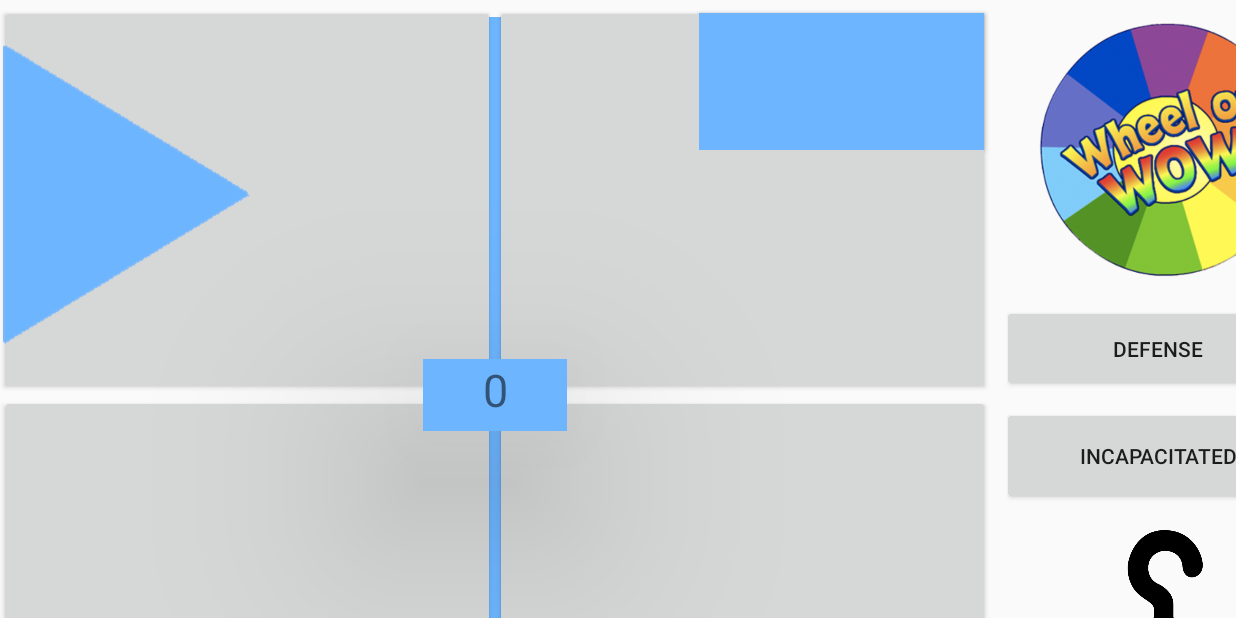
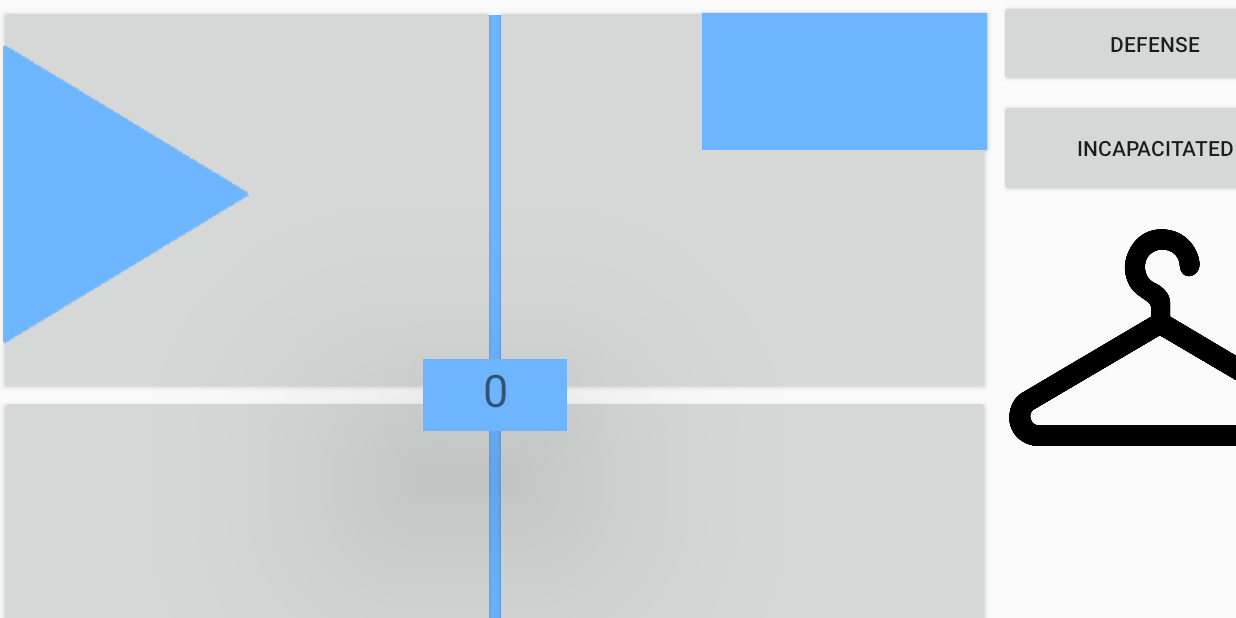
Before and after one commit to Team-2502/Scout2020, an Android app: the screen it shows after launch (MatchActivity), after a tap on "START MATCH", on a phone screen of 824 x 412 dp (held sideways). Run offline under Robolectric (Android 15) with nearby library versions, the phone set to English and light mode, and no system bars; libraries missing offline, so code that uses them is left out: com.obsez.android; 5 statements that could not run were skipped.

Commit message:
Correct left side layout buttons

```diff
--- a/app/src/main/AndroidManifest.xml
+++ b/app/src/main/AndroidManifest.xml
@@ -17,6 +17,7 @@
         android:supportsRtl="true"
         android:theme="@style/AppTheme"
         tools:ignore="GoogleAppIndexingWarning">
+        <activity android:name=".Activities.WheelActivity"></activity>
         <activity
             android:name=".Activities.DefenseActivity"
             android:excludeFromRecents="true"
@@ -60,7 +61,7 @@
             android:theme="@style/Theme.AppCompat.Light.NoActionBar" />
         <activity
             android:name=".Activities.OverrideActivity"
-            android:theme="@style/Theme.AppCompat.Light.NoActionBar"/>
+            android:theme="@style/Theme.AppCompat.Light.NoActionBar" />
     </application>
 
 </manifest>
--- a/app/src/main/res/layout/activity_match_field_left.xml
+++ b/app/src/main/res/layout/activity_match_field_left.xml
@@ -21,15 +21,16 @@
         android:translationZ="90dp"
         android:visibility="visible"
         app:layout_constraintBottom_toBottomOf="@+id/leftBottomRight"
-        app:layout_constraintEnd_toEndOf="@+id/leftTopRight"
-        app:layout_constraintStart_toStartOf="@+id/leftTopLeft"
-        app:layout_constraintTop_toTopOf="@+id/leftTopRight" />
+        app:layout_constraintEnd_toEndOf="@+id/leftBottomRight"
+        app:layout_constraintStart_toStartOf="@+id/leftBottomLeft"
+        app:layout_constraintTop_toTopOf="@+id/leftTopLeft" />
 
     <Button
         android:id="@+id/leftBottomRight"
         android:layout_width="330dp"
         android:layout_height="260dp"
-        app:layout_constraintEnd_toEndOf="@+id/leftTopRight"
+        android:contentDescription="leftBottomRight"
+        android:onClick="shoot"
         app:layout_constraintStart_toStartOf="@+id/leftTopRight"
         app:layout_constraintTop_toBottomOf="@+id/leftTopRight" />
 
@@ -37,17 +38,18 @@
         android:id="@+id/leftBottomLeft"
         android:layout_width="330dp"
         android:layout_height="260dp"
-        android:layout_marginStart="8dp"
-        android:layout_marginEnd="8dp"
-        app:layout_constraintEnd_toStartOf="@+id/leftTopRight"
-        app:layout_constraintStart_toStartOf="@+id/leftTopLeft"
-        app:layout_constraintTop_toBottomOf="@+id/leftTopRight" />
+        android:contentDescription="leftBottomLeft"
+        android:onClick="shoot"
+        app:layout_constraintEnd_toStartOf="@+id/leftBottomRight"
+        app:layout_constraintTop_toBottomOf="@+id/leftTopLeft" />
 
     <Button
         android:id="@+id/leftTopLeft"
         android:layout_width="330dp"
         android:layout_height="260dp"
         android:layout_marginTop="3dp"
+        android:contentDescription="leftTopLeft"
+        android:onClick="shoot"
         app:layout_constraintStart_toStartOf="parent"
         app:layout_constraintTop_toTopOf="parent" />
 
@@ -55,40 +57,39 @@
         android:id="@+id/leftTopRight"
         android:layout_width="330dp"
         android:layout_height="260dp"
+        android:contentDescription="leftTopRight"
+        android:onClick="shoot"
         app:layout_constraintBottom_toBottomOf="@+id/leftTopLeft"
-        app:layout_constraintStart_toEndOf="@+id/leftTopLeft"
-        app:layout_constraintTop_toTopOf="@+id/leftTopLeft" />
+        app:layout_constraintStart_toEndOf="@+id/leftTopLeft" />
 
     <Button
         android:id="@+id/trenchButton"
         android:layout_width="190dp"
         android:layout_height="91dp"
         android:layout_marginTop="5dp"
-        android:layout_marginEnd="4dp"
+        android:layout_marginEnd="2dp"
         android:background="@color/pastelRed"
+        android:onClick="shoot"
         android:translationZ="90dp"
-        app:layout_constraintEnd_toEndOf="@+id/leftTopRight"
-        app:layout_constraintTop_toTopOf="@+id/leftTopRight" />
+        app:layout_constraintEnd_toEndOf="@+id/leftBottomRight"
+        app:layout_constraintTop_toTopOf="@+id/leftTopLeft" />
 
     <Button
         android:id="@+id/defenseButton"
         android:layout_width="208dp"
         android:layout_height="58dp"
-        android:layout_marginStart="8dp"
-        android:layout_marginTop="200dp"
         android:text="DEFENSE"
-        app:layout_constraintStart_toEndOf="@+id/leftTopRight"
-        app:layout_constraintTop_toTopOf="@+id/leftTopRight" />
+        app:layout_constraintStart_toStartOf="@+id/wheelButton"
+        app:layout_constraintTop_toBottomOf="@+id/wheelButton" />
 
     <Button
         android:id="@+id/incapButton"
         android:layout_width="208dp"
         android:layout_height="65dp"
-        android:layout_marginStart="8dp"
         android:layout_marginTop="8dp"
         android:text="INCAPACITATED"
-        app:layout_constraintStart_toEndOf="@+id/leftBottomRight"
-        app:layout_constraintTop_toBottomOf="@+id/leftTopRight" />
+        app:layout_constraintStart_toStartOf="@+id/defenseButton"
+        app:layout_constraintTop_toBottomOf="@+id/defenseButton" />
 
     <ImageButton
         android:id="@+id/wheelButton"
@@ -99,20 +100,20 @@
         android:contentDescription="wheel"
         android:scaleType="centerCrop"
         app:layout_constraintBottom_toTopOf="@+id/defenseButton"
-        app:layout_constraintStart_toEndOf="@+id/leftTopRight"
+        app:layout_constraintStart_toEndOf="@+id/trenchButton"
         app:srcCompat="@drawable/wheel" />
 
     <ImageButton
         android:id="@+id/hangerButton"
         android:layout_width="201dp"
         android:layout_height="155dp"
-        android:layout_marginBottom="20dp"
+        android:layout_marginTop="16dp"
         android:background="#00703F3F"
         android:scaleType="centerInside"
-        app:layout_constraintBottom_toBottomOf="@+id/leftBottomRight"
         app:layout_constraintEnd_toEndOf="@+id/incapButton"
         app:layout_constraintHorizontal_bias="1.0"
         app:layout_constraintStart_toStartOf="@+id/incapButton"
+        app:layout_constraintTop_toBottomOf="@+id/incapButton"
         app:srcCompat="@drawable/hanger" />
 
     <Button
@@ -136,6 +137,7 @@
         android:layout_marginStart="2dp"
         android:layout_marginBottom="8dp"
         android:background="#00FFFFFF"
+        android:onClick="shoot"
         android:translationZ="90dp"
         app:layout_constraintBottom_toBottomOf="@+id/leftTopLeft"
         app:layout_constraintStart_toStartOf="@+id/leftBottomLeft"
@@ -149,12 +151,11 @@
         android:layout_marginStart="8dp"
         android:layout_marginTop="8dp"
         android:layout_marginEnd="8dp"
-        android:layout_marginBottom="10dp"
-        app:layout_constraintBottom_toBottomOf="@+id/leftBottomLeft"
-        app:layout_constraintEnd_toEndOf="@+id/leftTopRight"
+        android:layout_marginBottom="8dp"
+        app:layout_constraintBottom_toBottomOf="@+id/leftBottomRight"
+        app:layout_constraintEnd_toEndOf="@+id/leftBottomRight"
         app:layout_constraintStart_toStartOf="@+id/targetZoneButton"
-        app:layout_constraintTop_toTopOf="@+id/leftTopLeft"
-        app:layout_constraintVertical_bias="0.0"
+        app:layout_constraintTop_toTopOf="@+id/leftTopRight"
         app:srcCompat="@color/pastelRed" />
 
 
```
Also changed, not shown: app/src/main/java/com/team2502/scout2020/Activities/MatchActivity.java (+6 -2 lines), app/src/main/java/com/team2502/scout2020/Activities/WheelActivity.java (added, +16 -0 lines), app/src/main/res/layout/activity_match_field_right.xml (+8 -0 lines), app/src/main/res/layout/activity_shoot.xml (+27 -3 lines), app/src/main/res/layout/activity_wheel.xml (added, +9 -0 lines).
